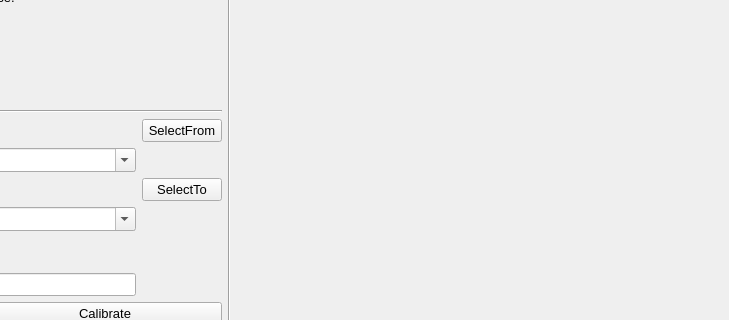
This is ui/calibr_logger_dialog_integrated.ui in jkall/qgis-midvatten-plugin as Qt 5 draws it before an edit; both pictures show x 262 to 991 and y 101 to 421 of the 991 by 515 pixel window. The edited form follows.
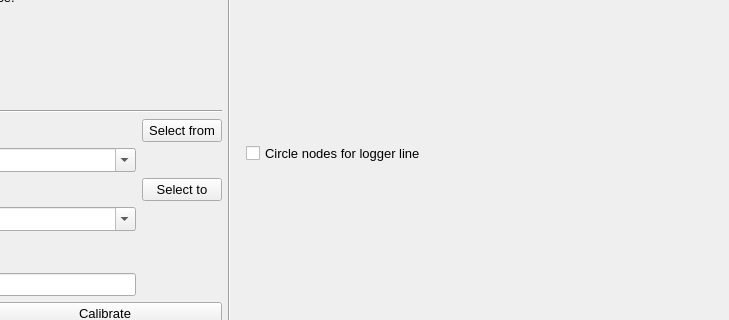
This is the edited form.

Commit message:
Better help and logger line circle nodes
Added better explanations for new calibration features and possibility
to set or unset logger line circle nodes

```diff
--- a/ui/calibr_logger_dialog_integrated.ui
+++ b/ui/calibr_logger_dialog_integrated.ui
@@ -194,7 +194,7 @@
          </font>
         </property>
         <property name="text">
-         <string>SelectFrom</string>
+         <string>Select from</string>
         </property>
        </widget>
       </item>             
@@ -288,7 +288,7 @@
          </font>
         </property>
         <property name="text">
-         <string>SelectTo</string>
+         <string>Select to</string>
         </property>
        </widget>
       </item>         
@@ -513,6 +513,31 @@
        <item row="0" column="0">
         <layout class="QVBoxLayout" name="layoutplot"/>
        </item>
+    <item row="1" column="0">    
+     <widget class="QCheckBox" name="loggerLineNodes">    
+      <property name="sizePolicy">    
+       <sizepolicy hsizetype="MinimumExpanding" vsizetype="Fixed">    
+        <horstretch>0</horstretch>    
+        <verstretch>0</verstretch>    
+       </sizepolicy>    
+      </property>    
+      <property name="minimumSize">    
+       <size>    
+        <width>0</width>    
+        <height>0</height>    
+       </size>    
+      </property>    
+      <property name="font">    
+       <font>    
+        <family>Arial</family>    
+        <pointsize>10</pointsize>    
+       </font>    
+      </property>
+      <property name="text">
+       <string>Circle nodes for logger line</string>
+      </property>      
+     </widget>    
+    </item>         
       </layout>
      </widget>
     </item>
```
Left out of the diff: 2 changed lines with no effect on the pictures. The commit also changes 1 other file.
